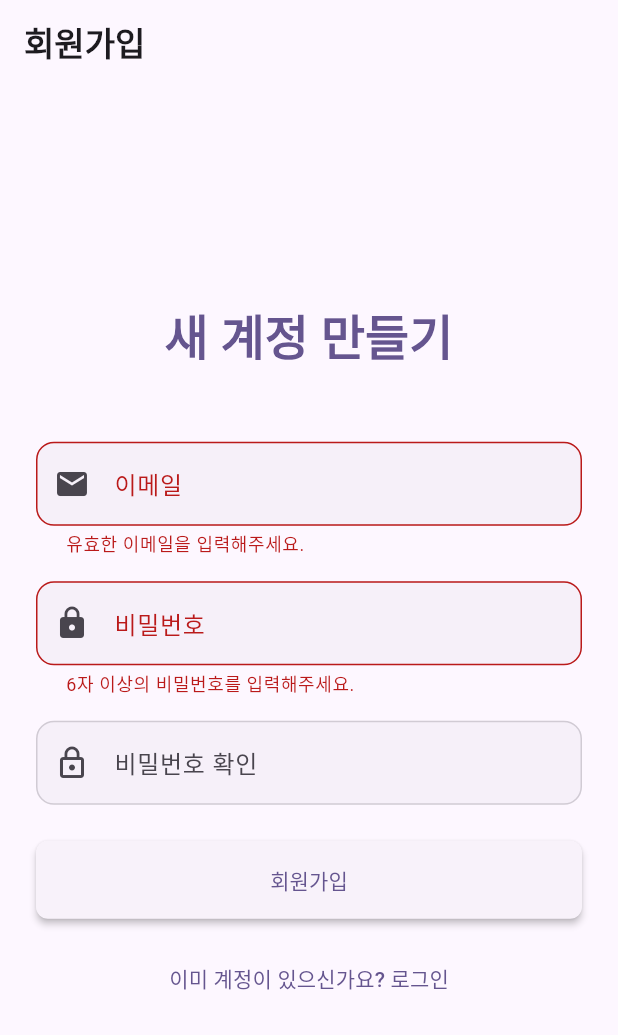
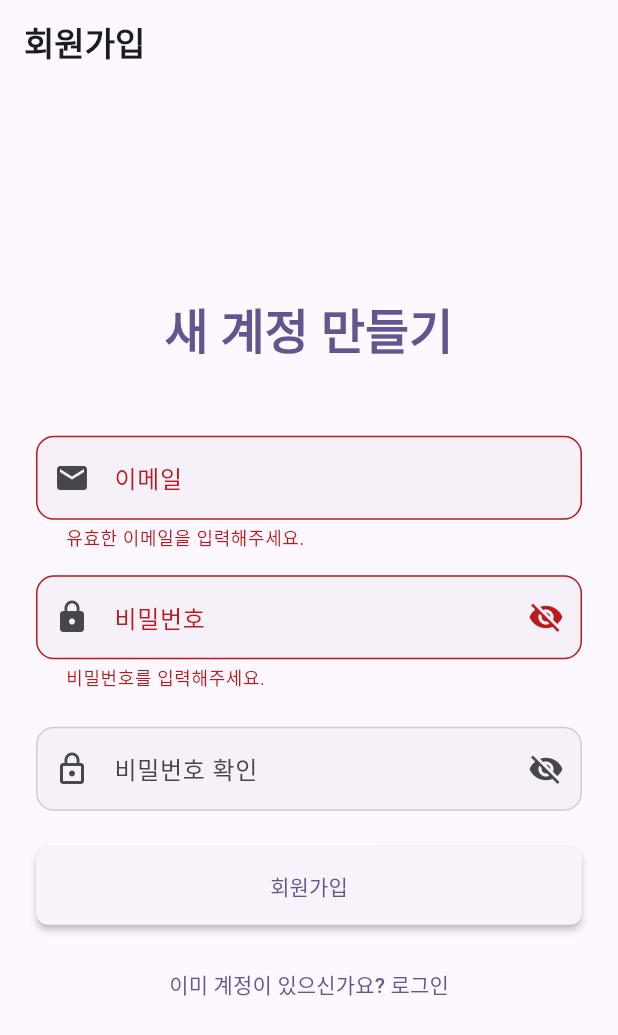
Before and after one commit to ridu-ducksushi/Myot_02, a Flutter app: the SignupScreen screen opened by its route, after a tap on "회원가입", on a phone screen of 412 x 824 dp. Shown: the top 1035 px of the screen. Run offline on Flutter 3.47's test engine with Material 3 defaults, Android fonts, the phone set to English and light mode, and no system bars; our stand-ins replace easy_localization, firebase_messaging, fl_chart, flutter_image_compress, flutter_local_notifications, flutter_riverpod and 6 more; accounts and stored records are empty.

Commit message:
feat(auth): Improve signup UX with password validation and visibility toggle
- Remove email confirmation message from signup success notification

- Add password visibility toggle (eye icon) for password and password confirmation fields

- Implement real-time password strength validation with visual feedback

- Display password requirements: 8+ chars, lowercase, uppercase, numbers, special characters

- Show green check icon for met requirements, gray X for unmet requirements

```diff
--- a/lib/features/auth/signup_screen.dart
+++ b/lib/features/auth/signup_screen.dart
@@ -16,6 +16,8 @@ class _SignupScreenState extends ConsumerState<SignupScreen> {
   final _passwordController = TextEditingController();
   final _passwordConfirmController = TextEditingController();
   bool _isLoading = false;
+  bool _obscurePassword = true;
+  bool _obscurePasswordConfirm = true;
   final _formKey = GlobalKey<FormState>();
 
   Future<void> _signup() async {
@@ -34,7 +36,7 @@ class _SignupScreenState extends ConsumerState<SignupScreen> {
       );
       if (mounted) {
         ScaffoldMessenger.of(context).showSnackBar(
-          const SnackBar(content: Text('회원가입 성공! 확인 이메일을 확인해주세요.')),
+          const SnackBar(content: Text('회원가입 성공!')),
         );
         context.go('/login'); // 로그인 페이지로 이동
       }
@@ -65,6 +67,53 @@ class _SignupScreenState extends ConsumerState<SignupScreen> {
     _passwordController.dispose();
     _passwordConfirmController.dispose();
     super.dispose();
+  }
+
+  Widget _buildPasswordStrengthIndicator() {
+    final password = _passwordController.text;
+    if (password.isEmpty) {
+      return const SizedBox.shrink();
+    }
+
+    final hasMinLength = password.length >= 8;
+    final hasLowerCase = RegExp(r'[a-z]').hasMatch(password);
+    final hasUpperCase = RegExp(r'[A-Z]').hasMatch(password);
+    final hasDigits = RegExp(r'[0-9]').hasMatch(password);
+    final hasSpecialChars = RegExp(r'[!@#$%^&*(),.?":{}|<>]').hasMatch(password);
+
+    return Column(
+      crossAxisAlignment: CrossAxisAlignment.start,
+      children: [
+        _buildPasswordRequirement('8자 이상', hasMinLength),
+        _buildPasswordRequirement('소문자 포함', hasLowerCase),
+        _buildPasswordRequirement('대문자 포함', hasUpperCase),
+        _buildPasswordRequirement('숫자 포함', hasDigits),
+        _buildPasswordRequirement('특수문자 포함 (!@#\$%^&* 등)', hasSpecialChars),
+      ],
+    );
+  }
+
+  Widget _buildPasswordRequirement(String text, bool isMet) {
+    return Padding(
+      padding: const EdgeInsets.symmetric(vertical: 2),
+      child: Row(
+        children: [
+          Icon(
+            isMet ? Icons.check_circle : Icons.cancel,
+            size: 16,
+            color: isMet ? Colors.green : Colors.grey,
+          ),
+          const SizedBox(width: 8),
+          Text(
+            text,
+            style: TextStyle(
+              fontSize: 12,
+              color: isMet ? Colors.green : Colors.grey,
+            ),
+          ),
+        ],
+      ),
+    );
   }
 
   @override
@@ -109,28 +158,66 @@ class _SignupScreenState extends ConsumerState<SignupScreen> {
                 const SizedBox(height: 16),
                 TextFormField(
                   controller: _passwordController,
-                  decoration: const InputDecoration(
+                  decoration: InputDecoration(
                     labelText: '비밀번호',
-                    border: OutlineInputBorder(),
-                    prefixIcon: Icon(Icons.lock),
+                    border: const OutlineInputBorder(),
+                    prefixIcon: const Icon(Icons.lock),
+                    suffixIcon: IconButton(
+                      icon: Icon(
+                        _obscurePassword ? Icons.visibility_off : Icons.visibility,
+                      ),
+                      onPressed: () {
+                        setState(() {
+                          _obscurePassword = !_obscurePassword;
+                        });
+                      },
+                    ),
                   ),
-                  obscureText: true,
+                  obscureText: _obscurePassword,
+                  onChanged: (value) => setState(() {}),
                   validator: (value) {
-                    if (value == null || value.isEmpty || value.length < 6) {
-                      return '6자 이상의 비밀번호를 입력해주세요.';
+                    if (value == null || value.isEmpty) {
+                      return '비밀번호를 입력해주세요.';
+                    }
+                    if (value.length < 8) {
+                      return '비밀번호는 8자 이상이어야 합니다.';
+                    }
+                    if (!RegExp(r'[a-z]').hasMatch(value)) {
+                      return '소문자를 포함해야 합니다.';
+                    }
+                    if (!RegExp(r'[A-Z]').hasMatch(value)) {
+                      return '대문자를 포함해야 합니다.';
+                    }
+                    if (!RegExp(r'[0-9]').hasMatch(value)) {
+                      return '숫자를 포함해야 합니다.';
+                    }
+                    if (!RegExp(r'[!@#$%^&*(),.?":{}|<>]').hasMatch(value)) {
+                      return '특수문자(!@#\$%^&* 등)를 포함해야 합니다.';
                     }
                     return null;
                   },
                 ),
+                const SizedBox(height: 8),
+                _buildPasswordStrengthIndicator(),
                 const SizedBox(height: 16),
                 TextFormField(
                   controller: _passwordConfirmController,
-                  decoration: const InputDecoration(
+                  decoration: InputDecoration(
                     labelText: '비밀번호 확인',
-                    border: OutlineInputBorder(),
-                    prefixIcon: Icon(Icons.lock_outline),
+                    border: const OutlineInputBorder(),
+                    prefixIcon: const Icon(Icons.lock_outline),
+                    suffixIcon: IconButton(
+                      icon: Icon(
+                        _obscurePasswordConfirm ? Icons.visibility_off : Icons.visibility,
+                      ),
+                      onPressed: () {
+                        setState(() {
+                          _obscurePasswordConfirm = !_obscurePasswordConfirm;
+                        });
+                      },
+                    ),
                   ),
-                  obscureText: true,
+                  obscureText: _obscurePasswordConfirm,
                   validator: (value) {
                     if (value != _passwordController.text) {
                       return '비밀번호가 일치하지 않습니다.';
```
